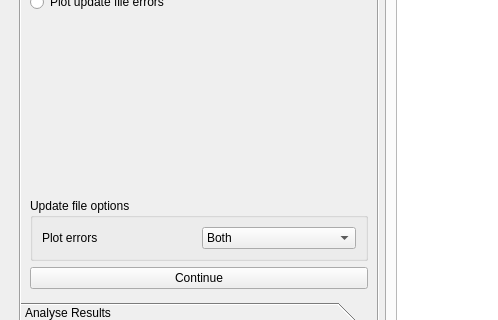
Before: the Qt Designer form source/analyse/gui_files/gui_analysis/ui_analysis.ui in wenzhaojia2000/msc-trajectory-analysis, drawn with Qt 5; both pictures show x 0 to 498 and y 191 to 511 of the 1000 by 600 pixel window.
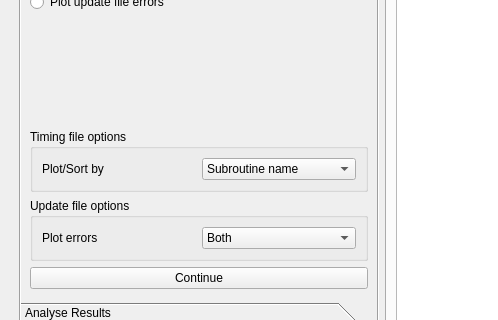
After: the same form once the commit is applied. The open tabs and pages were chosen to show the change. Custom widgets are drawn as their Qt base class.

Commit message:
Add timing file sort and bar plot
Rename methods with name somethingOptionSelected to just optionSelected

Patch:
```diff
--- a/source/analyse/gui_files/gui_analysis/ui_analysis.ui
+++ b/source/analyse/gui_files/gui_analysis/ui_analysis.ui
@@ -229,6 +229,59 @@
             </property>
            </spacer>
           </item>
+          <item>
+           <widget class="QGroupBox" name="timing_box">
+            <property name="title">
+             <string>Timing file options</string>
+            </property>
+            <layout class="QGridLayout" name="gridLayout_6">
+             <item row="0" column="0">
+              <widget class="QLabel" name="timing_label">
+               <property name="text">
+                <string>Plot/Sort by</string>
+               </property>
+              </widget>
+             </item>
+             <item row="0" column="1">
+              <widget class="QComboBox" name="timing_combobox">
+               <property name="currentText">
+                <string>CPU</string>
+               </property>
+               <item>
+                <property name="text">
+                 <string>Subroutine name</string>
+                </property>
+               </item>
+               <item>
+                <property name="text">
+                 <string>Calls</string>
+                </property>
+               </item>
+               <item>
+                <property name="text">
+                 <string>CPU/Call</string>
+                </property>
+               </item>
+               <item>
+                <property name="text">
+                 <string>CPU</string>
+                </property>
+               </item>
+               <item>
+                <property name="text">
+                 <string>%CPU</string>
+                </property>
+               </item>
+               <item>
+                <property name="text">
+                 <string>Clock</string>
+                </property>
+               </item>
+              </widget>
+             </item>
+            </layout>
+           </widget>
+          </item>
           <item>
            <widget class="QGroupBox" name="update_box">
             <property name="title">
```
The commit also changes 5 other files.
